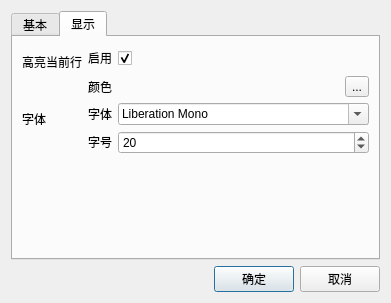
Old version of the form qdevcpp/editorconfig.ui in the repository neko-para/qdevcpp.
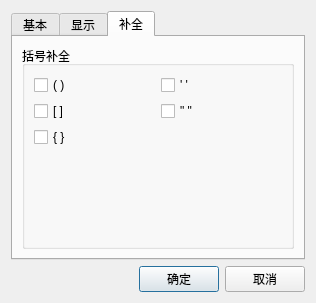
New version of the form. Icons and pictures are not drawn.

Commit message: finish brace completion.

The edit to the form file:
```diff
--- a/qdevcpp/editorconfig.ui
+++ b/qdevcpp/editorconfig.ui
@@ -6,7 +6,7 @@
    <rect>
     <x>0</x>
     <y>0</y>
-    <width>391</width>
+    <width>316</width>
     <height>303</height>
    </rect>
   </property>
@@ -21,7 +21,7 @@
    <item>
     <widget class="QTabWidget" name="tabWidget">
      <property name="currentIndex">
-      <number>1</number>
+      <number>2</number>
      </property>
      <widget class="QWidget" name="tab">
       <attribute name="title">
@@ -291,6 +291,74 @@
        </item>
       </layout>
      </widget>
+     <widget class="QWidget" name="tab_3">
+      <attribute name="title">
+       <string>补全</string>
+      </attribute>
+      <layout class="QVBoxLayout" name="verticalLayout_2">
+       <item>
+        <widget class="QGroupBox" name="groupBox">
+         <property name="title">
+          <string>括号补全</string>
+         </property>
+         <layout class="QVBoxLayout" name="verticalLayout_3">
+          <item>
+           <layout class="QGridLayout" name="gridLayout">
+            <item row="0" column="0">
+             <widget class="QCheckBox" name="completeSBrace">
+              <property name="text">
+               <string>( )</string>
+              </property>
+             </widget>
+            </item>
+            <item row="1" column="0">
+             <widget class="QCheckBox" name="completeMBrace">
+              <property name="text">
+               <string>[ ]</string>
+              </property>
+             </widget>
+            </item>
+            <item row="2" column="0">
+             <widget class="QCheckBox" name="completeLBrace">
+              <property name="text">
+               <string>{ }</string>
+              </property>
+             </widget>
+            </item>
+            <item row="0" column="1">
+             <widget class="QCheckBox" name="completeSQuote">
+              <property name="text">
+               <string>' '</string>
+              </property>
+             </widget>
+            </item>
+            <item row="1" column="1">
+             <widget class="QCheckBox" name="completeDQuote">
+              <property name="text">
+               <string>&quot; &quot;</string>
+              </property>
+             </widget>
+            </item>
+           </layout>
+          </item>
+          <item>
+           <spacer name="verticalSpacer">
+            <property name="orientation">
+             <enum>Qt::Vertical</enum>
+            </property>
+            <property name="sizeHint" stdset="0">
+             <size>
+              <width>20</width>
+              <height>40</height>
+             </size>
+            </property>
+           </spacer>
+          </item>
+         </layout>
+        </widget>
+       </item>
+      </layout>
+     </widget>
     </widget>
    </item>
    <item>
```
The commit also changes 7 other files.
